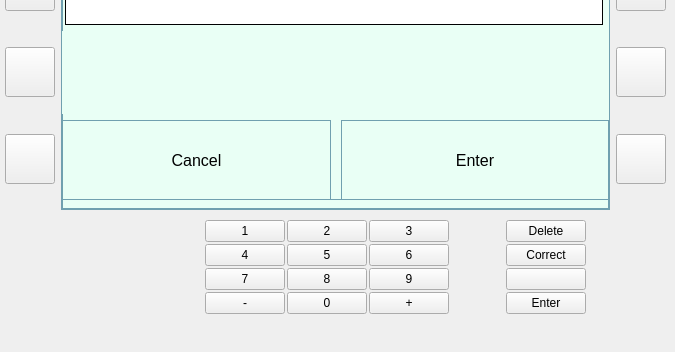
Before: the Qt Designer form ATM_Project/mainwindow.ui in artikgak/MOOP_ATM, drawn with Qt 5; both pictures show x 0 to 675 and y 198 to 550 of the 675 by 550 pixel window.
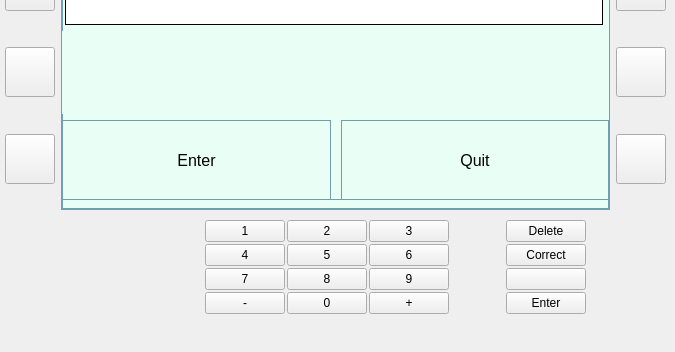
After: the same form once the commit is applied. The open tabs and pages were chosen to show the change. Icons and pictures are not drawn.

The edit to the form file:
```diff
--- a/ATM_Project/mainwindow.ui
+++ b/ATM_Project/mainwindow.ui
@@ -787,7 +787,7 @@
            <height>341</height>
           </rect>
          </property>
-         <layout class="QGridLayout" name="gridLayout_3" rowstretch="1,0,0,0,0" columnstretch="1,1">
+         <layout class="QGridLayout" name="gridLayout_3" rowstretch="1,0,0,0" columnstretch="1,1">
           <item row="0" column="0" colspan="2">
            <widget class="QLabel" name="label_2">
             <property name="maximumSize">
@@ -887,7 +887,7 @@
              <string notr="true">margin-right: 4px;</string>
             </property>
             <property name="text">
-             <string>Cancel</string>
+             <string>Enter</string>
             </property>
             <property name="alignment">
              <set>Qt::AlignCenter</set>
@@ -914,7 +914,7 @@
              <string notr="true">margin-right: 4px;</string>
             </property>
             <property name="text">
-             <string>Enter</string>
+             <string>Quit</string>
             </property>
             <property name="alignment">
              <set>Qt::AlignCenter</set>
```
Left out of the diff: 2 changed lines with no effect on the pictures.
